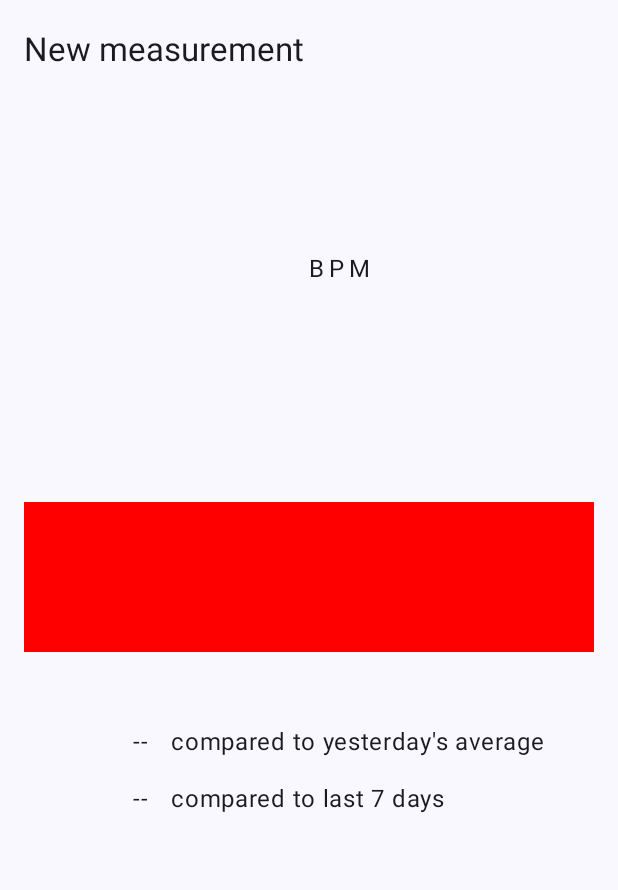
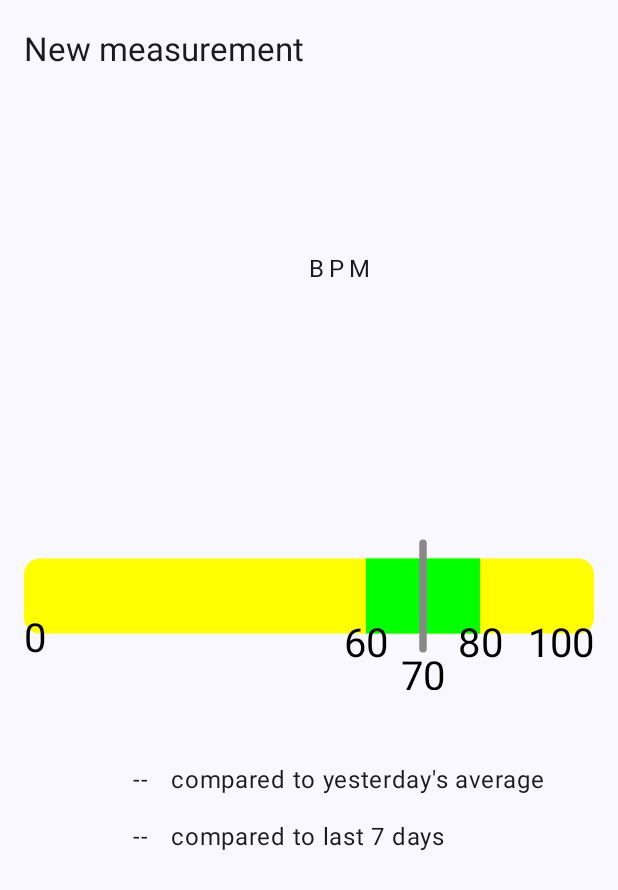
Before and after one commit to Maxr1998/pHeart, an Android app: the MeasureResultsActivity screen opened directly, with no data from a screen before it, on a phone screen of 412 x 824 dp. Shown: the top 890 px of the screen. Run offline under Robolectric (Android 15) with nearby library versions, the phone set to English and light mode, and no system bars.

Commit message:
🚧 WIP HeartRangeView

```diff
--- /dev/null
+++ b/app/src/main/kotlin/edu/uaux/pheart/measure/HeartRangeView.kt
@@ -0,0 +1,200 @@
+package edu.uaux.pheart.measure
+
+import android.content.Context
+import android.graphics.Canvas
+import android.graphics.Color
+import android.graphics.Paint
+import android.graphics.drawable.Drawable
+import android.text.TextPaint
+import android.util.AttributeSet
+import android.view.View
+import edu.uaux.pheart.R
+
+class HeartRangeView : View {
+
+    private var _lowerBound: Int = 0
+    private var _upperBound: Int = 0
+    private var _currentValue: Int = 0
+    private var _greenStart: Int = 0
+    private var _greenEnd: Int = 0
+    private var _markerWidth: Float = 0f
+
+    private lateinit var leftBoundsTextPaint: TextPaint
+    private lateinit var centeredBoundsTextPaint: TextPaint
+    private lateinit var rightBoundsTextPaint: TextPaint
+    private lateinit var markerTextPaint: TextPaint
+
+    private var warningPaint = Paint().apply {
+        color = Color.YELLOW
+    }
+
+    private var goodPaint = Paint().apply {
+        color = Color.GREEN
+    }
+
+    private val markerPaint = Paint().apply {
+        color = Color.GRAY
+        strokeWidth = resources.displayMetrics.density * 5
+    }
+
+    val lowerBound get() = _lowerBound
+    val upperBound get() = _upperBound
+    val currentValue get() = _currentValue
+    val greenStart get() = _greenStart
+    val greenEnd get() = _greenEnd
+    val markerWidth get() = _markerWidth
+
+
+    /**
+     * In the example view, this drawable is drawn above the text.
+     */
+    var exampleDrawable: Drawable? = null
+
+    constructor(context: Context) : super(context) {
+        init(null, 0)
+    }
+
+    constructor(context: Context, attrs: AttributeSet) : super(context, attrs) {
+        init(attrs, 0)
+    }
+
+    constructor(context: Context, attrs: AttributeSet, defStyle: Int) : super(
+        context,
+        attrs,
+        defStyle,
+    ) {
+        init(attrs, defStyle)
+    }
+
+    private fun init(attrs: AttributeSet?, defStyle: Int) {
+        // Load attributes
+        val a = context.obtainStyledAttributes(
+            attrs, R.styleable.HeartRangeView, defStyle, 0,
+        )
+
+        _lowerBound = a.getInteger(R.styleable.HeartRangeView_lowerBound, 0)
+        _upperBound = a.getInteger(R.styleable.HeartRangeView_upperBound, 100)
+        _greenStart = a.getInteger(R.styleable.HeartRangeView_greenStart, 60)
+        _greenEnd = a.getInteger(R.styleable.HeartRangeView_greenEnd, 80)
+        _currentValue = a.getInteger(R.styleable.HeartRangeView_currentValue, 70)
+
+        warningPaint.color = a.getColor(R.styleable.HeartRangeView_warningColor, Color.YELLOW)
+        goodPaint.color = a.getColor(R.styleable.HeartRangeView_goodColor, Color.GREEN)
+        _markerWidth = a.getDimension(R.styleable.HeartRangeView_markerWidth, resources.displayMetrics.density * 5)
+
+        a.recycle()
+
+        // Set up a default TextPaint object
+        leftBoundsTextPaint = TextPaint().apply {
+            flags = Paint.ANTI_ALIAS_FLAG
+            textAlign = Paint.Align.LEFT
+            textSize = 40f
+        }
+
+        centeredBoundsTextPaint = TextPaint().apply {
+            flags = Paint.ANTI_ALIAS_FLAG
+            textAlign = Paint.Align.CENTER
+            textSize = 40f
+        }
+
+        rightBoundsTextPaint = TextPaint().apply {
+            flags = Paint.ANTI_ALIAS_FLAG
+            textAlign = Paint.Align.RIGHT
+            textSize = 40f
+        }
+
+        markerTextPaint = TextPaint().apply {
+            flags = Paint.ANTI_ALIAS_FLAG
+            textAlign = Paint.Align.CENTER
+            textSize = 40f
+        }
+    }
+
+    override fun onDraw(canvas: Canvas) {
+        super.onDraw(canvas)
+
+        val paddingLeft = paddingLeft
+        val paddingTop = paddingTop
+        val paddingRight = paddingRight
+        val paddingBottom = paddingBottom
+
+        val contentWidth = width - paddingLeft - paddingRight
+        val contentHeight = height - paddingTop - paddingBottom
+
+        val valueRange = upperBound - lowerBound
+
+        val greenStartPercent = (greenStart - lowerBound) / valueRange.toFloat()
+        val greenEndPercent = (greenEnd - lowerBound) / valueRange.toFloat()
+
+        val currentValuePercent = (currentValue - lowerBound) / valueRange.toFloat()
+
+        canvas.drawRoundRect(
+            paddingLeft.toFloat(),
+            contentHeight.toFloat() * 0.3f,
+            contentWidth.toFloat(),
+            contentHeight.toFloat() * 0.7f,
+            16f,
+            16f,
+            warningPaint,
+        )
+
+        canvas.drawRect(
+            contentWidth.toFloat() * greenStartPercent,
+            contentHeight.toFloat() * 0.3f,
+            contentWidth.toFloat() * greenEndPercent,
+            contentHeight.toFloat() * 0.7f,
+            goodPaint,
+        )
+
+        // Same but with drawRoundRect and 16f radius
+        canvas.drawRoundRect(
+            contentWidth.toFloat() * currentValuePercent - markerWidth / 2,
+            contentHeight.toFloat() * 0.2f,
+            contentWidth.toFloat() * currentValuePercent + markerWidth / 2,
+            contentHeight.toFloat() * 0.8f,
+            16f,
+            16f,
+            markerPaint,
+        )
+
+        canvas.drawText(
+            lowerBound.toString(),
+            paddingLeft.toFloat(),
+            contentHeight.toFloat() * 0.80f,
+            leftBoundsTextPaint
+        )
+
+        canvas.drawText(
+            greenStart.toString(),
+            contentWidth.toFloat() * greenStartPercent,
+            contentHeight.toFloat() * 0.825f,
+            centeredBoundsTextPaint
+        )
+
+        canvas.drawText(
+            greenEnd.toString(),
+            contentWidth.toFloat() * greenEndPercent,
+            contentHeight.toFloat() * 0.825f,
+            centeredBoundsTextPaint
+        )
+
+        canvas.drawText(
+            upperBound.toString(),
+            contentWidth.toFloat(),
+            contentHeight.toFloat() * 0.825f,
+            rightBoundsTextPaint
+        )
+
+        canvas.drawText(
+            currentValue.toString(),
+            contentWidth.toFloat() * currentValuePercent,
+            contentHeight.toFloat() * 1f,
+            centeredBoundsTextPaint
+        )
+
+
+
+
+
+    }
+}
--- a/app/src/main/res/layout/activity_measure_results.xml
+++ b/app/src/main/res/layout/activity_measure_results.xml
@@ -44,15 +44,13 @@
         tools:text="23. March 2022" />
 
 
-    <View
+    <edu.uaux.pheart.measure.HeartRangeView
         android:id="@+id/resting_rating_graph"
         android:layout_width="0dp"
-        android:layout_height="100dp"
+        android:layout_height="125dp"
 
         android:layout_marginHorizontal="16dp"
         android:layout_marginVertical="48dp"
-
-        android:background="#ff0000"
 
         app:layout_constraintEnd_toEndOf="parent"
         app:layout_constraintStart_toStartOf="parent"
--- /dev/null
+++ b/app/src/main/res/values/attrs_heart_range_view.xml
@@ -0,0 +1,13 @@
+<resources>
+    <declare-styleable name="HeartRangeView">
+        <attr name="lowerBound" format="integer" />
+        <attr name="upperBound" format="integer" />
+        <attr name="greenStart" format="integer" />
+        <attr name="greenEnd" format="integer" />
+        <attr name="currentValue" format="integer" />
+        <attr name="warningColor" format="color" />
+        <attr name="goodColor" format="color" />
+        <attr name="markerWidth" format="dimension" />
+
+    </declare-styleable>
+</resources>
```
